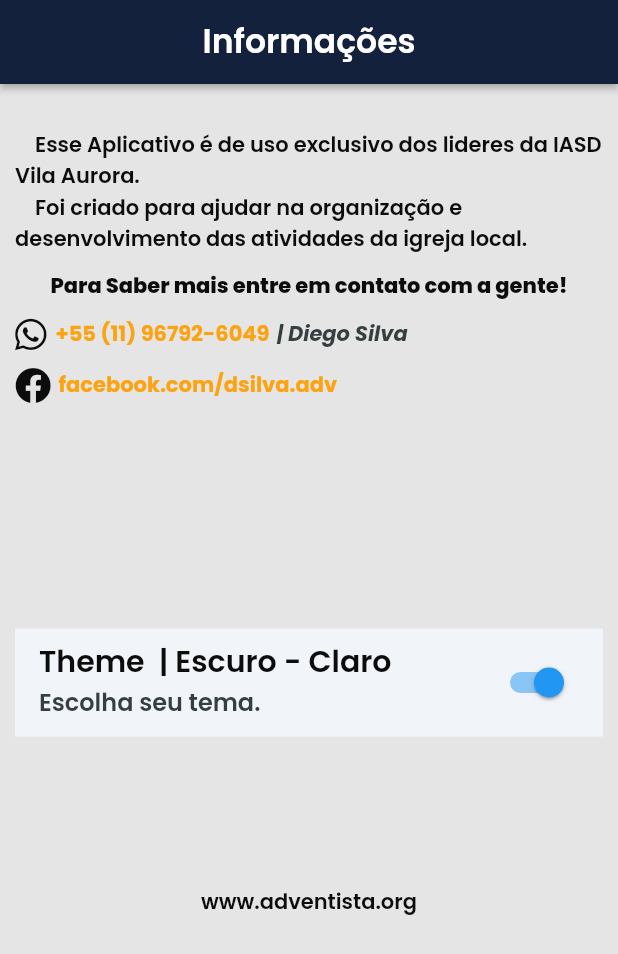
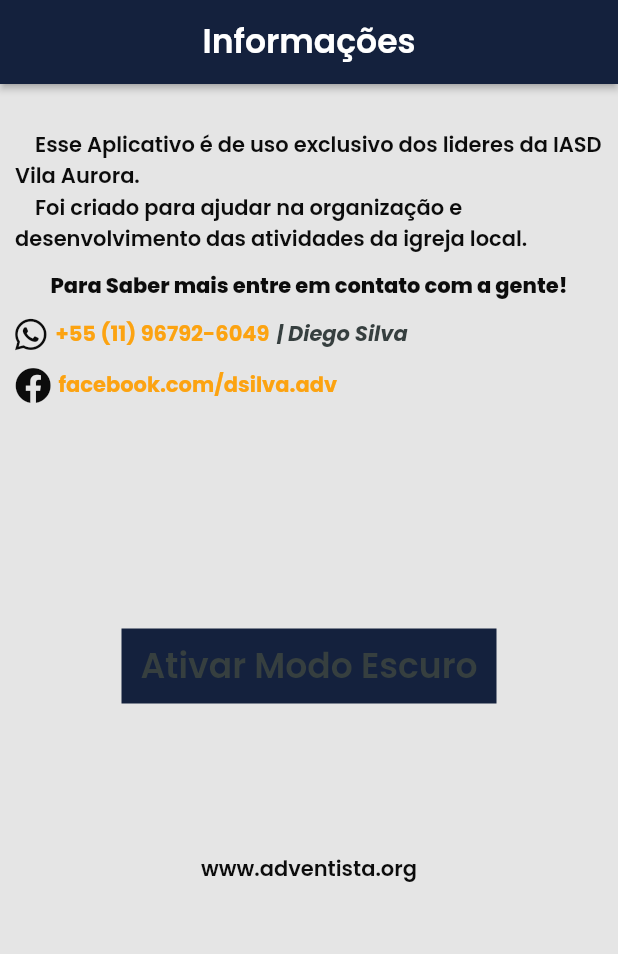
Before and after one commit to diegosilvaadv/escala-iasd-vilaaurora, a Flutter app: the InfoWidget screen opened directly, on a phone screen of 412 x 824 dp. Shown: the top 954 px of the screen. Run offline on Flutter 3.47's test engine with Material 2 defaults, Android fonts, the phone set to English and light mode, and no system bars; drawn by our look-alikes of auto_size_text; our stand-ins replace built_collection, built_value, cloud_firestore, firebase_auth, firebase_core, flutter_spinkit and 7 more; accounts and stored records are empty; generated files the repository leaves out were written again.

Commit message:
Updating to latest FlutterFlow output.

```diff
--- a/lib/info/info_widget.dart
+++ b/lib/info/info_widget.dart
@@ -14,7 +14,6 @@ class InfoWidget extends StatefulWidget {
 }
 
 class _InfoWidgetState extends State<InfoWidget> {
-  bool switchListTileValue;
   final scaffoldKey = GlobalKey<ScaffoldState>();
 
   @override
@@ -135,31 +134,42 @@ class _InfoWidgetState extends State<InfoWidget> {
                       mainAxisSize: MainAxisSize.max,
                       mainAxisAlignment: MainAxisAlignment.center,
                       children: [
-                        Expanded(
-                          child: SwitchListTile(
-                            value: switchListTileValue ??=
-                                !(Theme.of(context).brightness ==
-                                    Brightness.dark),
-                            onChanged: (newValue) =>
-                                setState(() => switchListTileValue = newValue),
-                            title: Text(
-                              'Theme  | Escuro - Claro',
-                              style: FlutterFlowTheme.of(context).title3,
+                        InkWell(
+                          onTap: () async {
+                            setDarkModeSetting(context, ThemeMode.dark);
+                          },
+                          child: Container(
+                            width: 250,
+                            height: 50,
+                            decoration: BoxDecoration(
+                              color: FlutterFlowTheme.of(context).primaryColor,
                             ),
-                            subtitle: Text(
-                              'Escolha seu tema.',
+                            child: Column(
+                              mainAxisSize: MainAxisSize.max,
+                              mainAxisAlignment: MainAxisAlignment.center,
+                              children: [
+                                Row(
+                                  mainAxisSize: MainAxisSize.max,
+                                  mainAxisAlignment:
+                                      MainAxisAlignment.spaceEvenly,
+                                  crossAxisAlignment: CrossAxisAlignment.center,
+                                  children: [
+                                    Text(
+                                      'Ativar Modo Escuro',
+                                      textAlign: TextAlign.center,
                                       style: FlutterFlowTheme.of(context)
-                                  .subtitle2
+                                          .title3
                                           .override(
                                             fontFamily: 'Poppins',
                                             color: FlutterFlowTheme.of(context)
                                                 .secondaryText,
+                                            fontSize: 23,
                                           ),
                                     ),
-                            tileColor: FlutterFlowTheme.of(context)
-                                .secondaryBackground,
-                            dense: false,
-                            controlAffinity: ListTileControlAffinity.trailing,
+                                  ],
+                                ),
+                              ],
+                            ),
                           ),
                         ),
                       ],
```
Lines whose indentation alone changed are shown as unchanged.
